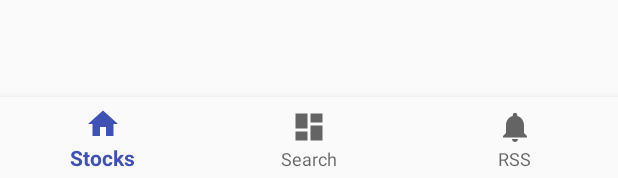
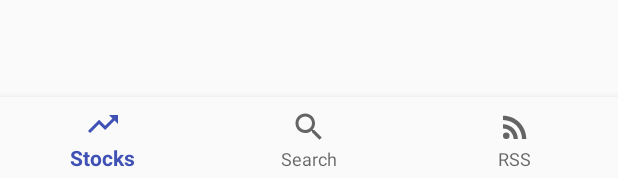
Before and after one commit to Starksprit/StockMonitor, an Android app: the layout activity_main.xml on its own in the app's theme, with its tools: preview values and no code run, on a phone screen of 412 x 824 dp. Shown: the part 1055-1233 px from the top of the screen. Run offline under Robolectric (Android 15) with nearby library versions, the phone set to English and light mode, and no system bars.

Commit message:
Changed icons in the dashboard // Andreas & Emma

```diff
--- /dev/null
+++ b/app/src/main/res/drawable/ic_rss_feed_24dp.xml
@@ -0,0 +1,12 @@
+<vector xmlns:android="http://schemas.android.com/apk/res/android"
+        android:width="24dp"
+        android:height="24dp"
+        android:viewportWidth="24.0"
+        android:viewportHeight="24.0">
+    <path
+        android:fillColor="#FF000000"
+        android:pathData="M6.18,17.82m-2.18,0a2.18,2.18 0,1 1,4.36 0a2.18,2.18 0,1 1,-4.36 0"/>
+    <path
+        android:fillColor="#FF000000"
+        android:pathData="M4,4.44v2.83c7.03,0 12.73,5.7 12.73,12.73h2.83c0,-8.59 -6.97,-15.56 -15.56,-15.56zM4,10.1v2.83c3.9,0 7.07,3.17 7.07,7.07h2.83c0,-5.47 -4.43,-9.9 -9.9,-9.9z"/>
+</vector>
--- /dev/null
+++ b/app/src/main/res/drawable/ic_search_24dp.xml
@@ -0,0 +1,9 @@
+<vector xmlns:android="http://schemas.android.com/apk/res/android"
+        android:width="24dp"
+        android:height="24dp"
+        android:viewportWidth="24.0"
+        android:viewportHeight="24.0">
+    <path
+        android:fillColor="#FF000000"
+        android:pathData="M15.5,14h-0.79l-0.28,-0.27C15.41,12.59 16,11.11 16,9.5 16,5.91 13.09,3 9.5,3S3,5.91 3,9.5 5.91,16 9.5,16c1.61,0 3.09,-0.59 4.23,-1.57l0.27,0.28v0.79l5,4.99L20.49,19l-4.99,-5zM9.5,14C7.01,14 5,11.99 5,9.5S7.01,5 9.5,5 14,7.01 14,9.5 11.99,14 9.5,14z"/>
+</vector>
--- /dev/null
+++ b/app/src/main/res/drawable/ic_stocks_24dp.xml
@@ -0,0 +1,9 @@
+<vector xmlns:android="http://schemas.android.com/apk/res/android"
+        android:width="24dp"
+        android:height="24dp"
+        android:viewportWidth="24.0"
+        android:viewportHeight="24.0">
+    <path
+        android:fillColor="#FF000000"
+        android:pathData="M16,6l2.29,2.29 -4.88,4.88 -4,-4L2,16.59 3.41,18l6,-6 4,4 6.3,-6.29L22,12V6z"/>
+</vector>
--- a/app/src/main/res/menu/navigation.xml
+++ b/app/src/main/res/menu/navigation.xml
@@ -3,17 +3,17 @@
 
     <item
         android:id="@+id/navigation_stocks"
-        android:icon="@drawable/ic_home_black_24dp"
+        android:icon="@drawable/ic_stocks_24dp"
         android:title="Stocks" />
 
     <item
         android:id="@+id/navigation_search"
-        android:icon="@drawable/ic_dashboard_black_24dp"
+        android:icon="@drawable/ic_search_24dp"
         android:title="Search" />
 
     <item
         android:id="@+id/navigation_RSS"
-        android:icon="@drawable/ic_notifications_black_24dp"
+        android:icon="@drawable/ic_rss_feed_24dp"
         android:title="RSS" />
 
 </menu>
```
